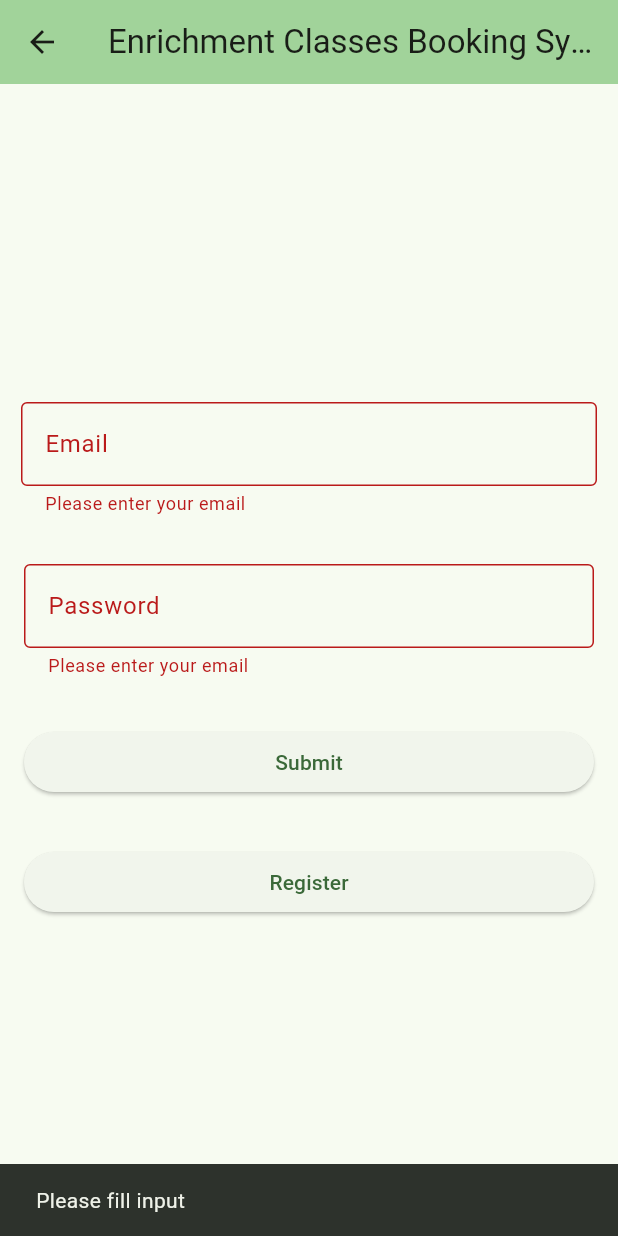
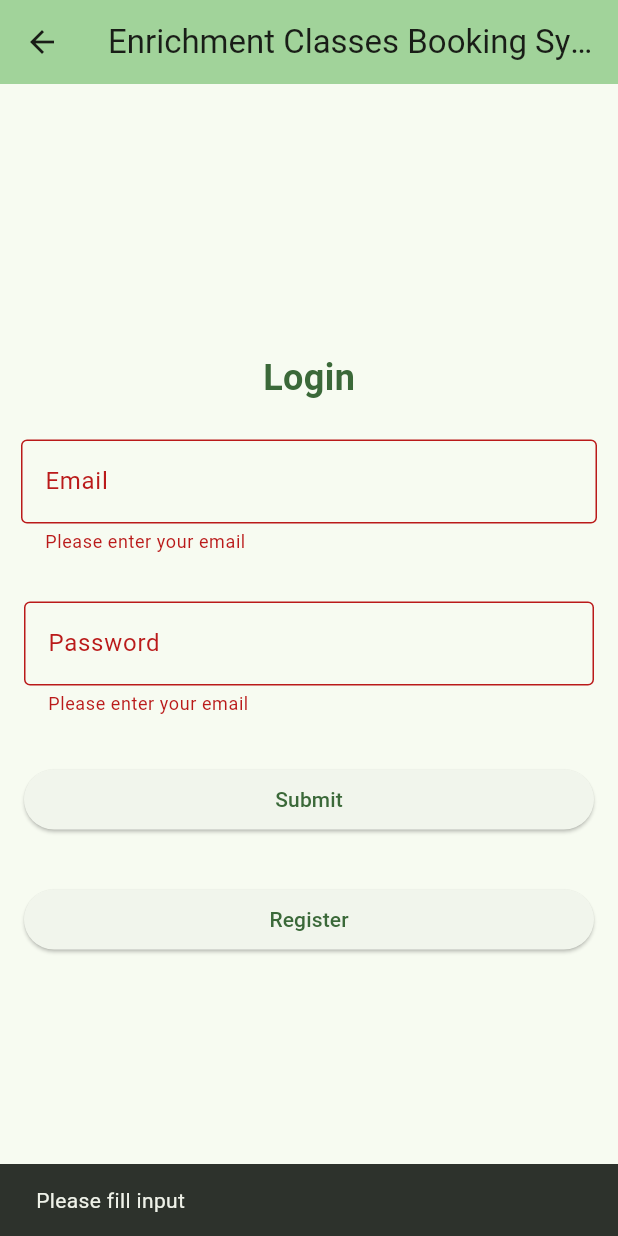
Before and after one commit to Kykelvin1121/6002CEM_Group16, a Flutter app: the screen it shows after launch, after a tap on "Submit", on a phone screen of 412 x 824 dp. Run offline on Flutter 3.47's test engine with Material 2 defaults, Android fonts, the phone set to English and light mode, and no system bars; our stand-ins replace sqflite; accounts and stored records are empty.

Commit message:
drafted homepage

```diff
--- a/lib/login.dart
+++ b/lib/login.dart
@@ -81,6 +81,14 @@ class _LoginPageState extends State<LoginPage> {
                 children: [
                   Padding(
                       padding: const EdgeInsets.symmetric(
+                          horizontal: 6, vertical: 8),
+                      child: Text("Login",
+                          style: TextStyle(
+                              fontSize: 24,
+                              fontWeight: FontWeight.bold,
+                              color: Theme.of(context).colorScheme.primary))),
+                  Padding(
+                      padding: const EdgeInsets.symmetric(
                           horizontal: 6, vertical: 16),
                       child: TextFormField(
                           controller: emailController,
--- a/lib/main.dart
+++ b/lib/main.dart
@@ -35,20 +35,29 @@ class HomePage extends StatefulWidget {
 }
 
 class _HomePageState extends State<HomePage> {
-  String email = "";
+  String name = "";
 
   void checkLoginStatus() async {
     String? result = "";
-    while (email.isEmpty) {
+    while (name.isEmpty) {
       result = await Navigator.push(
           context,
           MaterialPageRoute(
               builder: (context) => LoginPage(title: widget.title)));
 
       setState(() {
-        email = result ?? "";
+        name = result ?? "";
       });
     }
+  }
+
+  void onFloatingBtnPressed() {}
+
+  void onLogoutBtnPressed() {
+    setState(() {
+      name = "";
+    });
+    checkLoginStatus();
   }
 
   @override
@@ -65,15 +74,58 @@ class _HomePageState extends State<HomePage> {
         title: Text(widget.title),
       ),
       body: Column(
+        mainAxisAlignment: MainAxisAlignment.center,
+        crossAxisAlignment: CrossAxisAlignment.center,
         children: [
-            Text(email),
-            Center(
+          Padding(
+              padding: const EdgeInsets.symmetric(horizontal: 6, vertical: 8),
+              child: Text("Hi, $name",
+                  style: TextStyle(
+                      fontSize: 24,
+                      fontWeight: FontWeight.bold,
+                      color: Theme.of(context).colorScheme.primary))),
+          Container(
+            margin: const EdgeInsets.all(10),
+            width: 300,
+            height: 200,
+            alignment: Alignment.centerLeft,
+            color: Colors.green,
+            child: const Padding(
+                padding: EdgeInsets.symmetric(horizontal: 16, vertical: 8),
+                child: Text("Your classes\nxxx on today\nxxx on this week",
+                    style: TextStyle(
+                        fontSize: 22,
+                        fontWeight: FontWeight.bold,
+                        color: Colors.white))),
+          ),
+          Container(
+            margin: const EdgeInsets.all(10),
+            width: 300,
+            height: 200,
+            alignment: Alignment.centerLeft,
+            color: Colors.blue,
+            child: const Padding(
+                padding: EdgeInsets.symmetric(horizontal: 16, vertical: 8),
+                child: Text(
+                    "Students' attendance rate\nthis week: xx%\nlast week: xx%",
+                    style: TextStyle(
+                        fontSize: 22,
+                        fontWeight: FontWeight.bold,
+                        color: Colors.white))),
+          ),
+          Padding(
+              padding: const EdgeInsets.symmetric(horizontal: 8, vertical: 16),
+              child: SizedBox(
+                  width: double.infinity,
                   child: ElevatedButton(
-                    onPressed: () {
-                      //Navigator.pop(context);
-                    },
-                    child: const Text("Go back!")))
+                      onPressed: onLogoutBtnPressed,
+                      child: const Text("Logout"))))
         ],
-        ));
+      ),
+      floatingActionButton: FloatingActionButton(
+        onPressed: onFloatingBtnPressed,
+        child: const Icon(Icons.add),
+      ),
+    );
   }
 }
```
Lines whose indentation alone changed are shown as unchanged.
